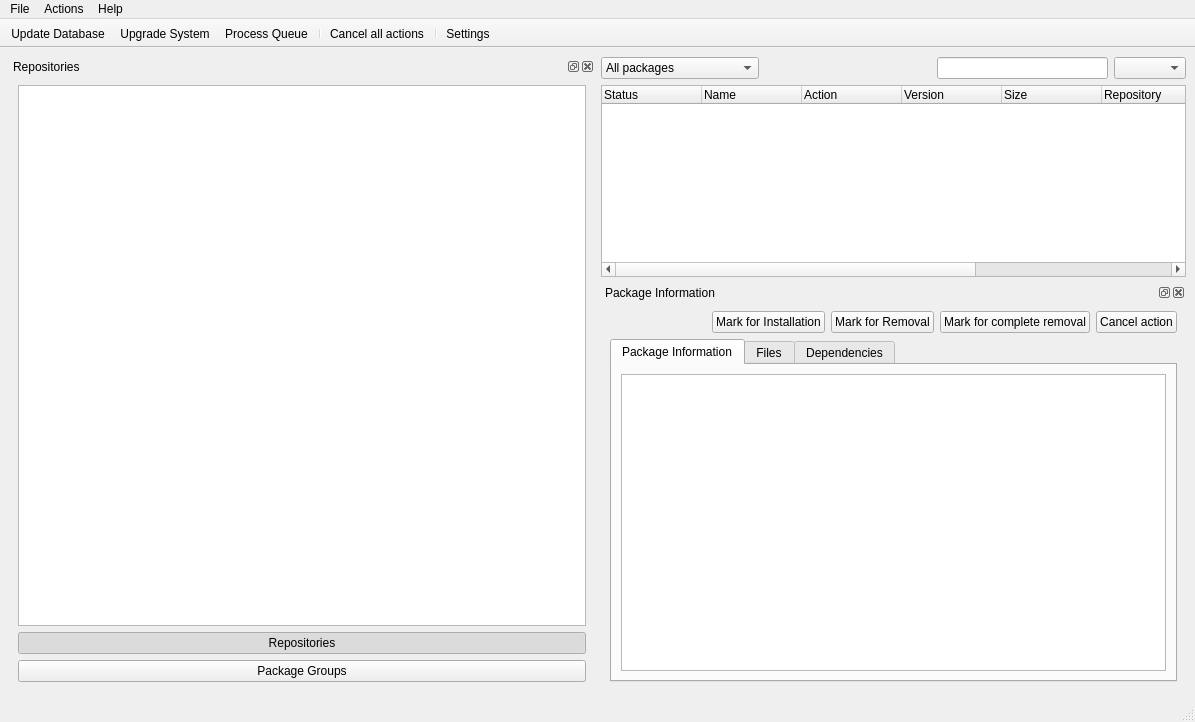
Old version of the form trunk/ui/MainWindow.ui in the repository drf/shaman1.
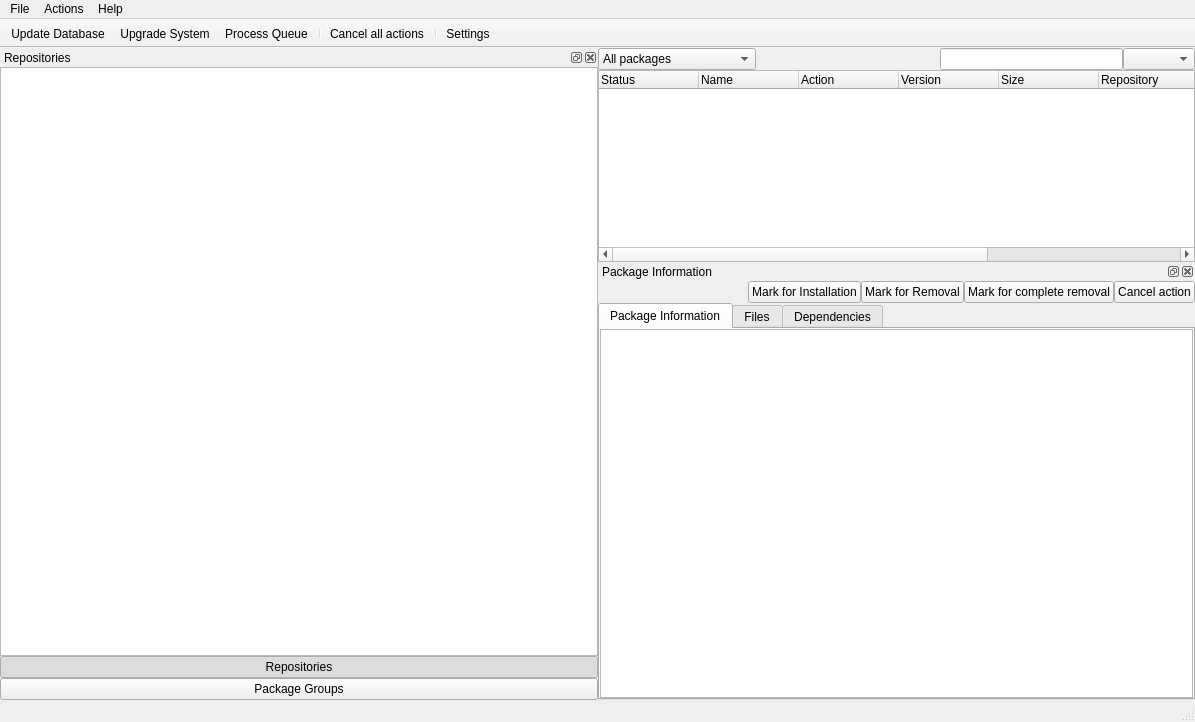
New version of the form. Icons and pictures are not drawn.

What changed in the file:
```diff
--- a/trunk/ui/MainWindow.ui
+++ b/trunk/ui/MainWindow.ui
@@ -33,7 +33,7 @@
         <item>
          <widget class="QComboBox" name="packageSwitchCombo" >
           <property name="sizePolicy" >
-           <sizepolicy vsizetype="Fixed" hsizetype="Maximum" >
+           <sizepolicy vsizetype="Maximum" hsizetype="Maximum" >
             <horstretch>0</horstretch>
             <verstretch>0</verstretch>
            </sizepolicy>
@@ -81,7 +81,7 @@
         <item>
          <widget class="QLineEdit" name="searchLine" >
           <property name="sizePolicy" >
-           <sizepolicy vsizetype="Fixed" hsizetype="MinimumExpanding" >
+           <sizepolicy vsizetype="Maximum" hsizetype="MinimumExpanding" >
             <horstretch>0</horstretch>
             <verstretch>0</verstretch>
            </sizepolicy>
@@ -95,7 +95,14 @@
          </widget>
         </item>
         <item>
-         <widget class="QComboBox" name="nameDescBox" />
+         <widget class="QComboBox" name="nameDescBox" >
+          <property name="sizePolicy" >
+           <sizepolicy vsizetype="Maximum" hsizetype="Preferred" >
+            <horstretch>0</horstretch>
+            <verstretch>0</verstretch>
+           </sizepolicy>
+          </property>
+         </widget>
         </item>
        </layout>
       </item>
@@ -597,6 +604,8 @@
    </property>
   </action>
  </widget>
+ <layoutdefault spacing="0" margin="0" />
+ <includes/>
  <resources>
   <include location="qtpacman.qrc" />
  </resources>
```
